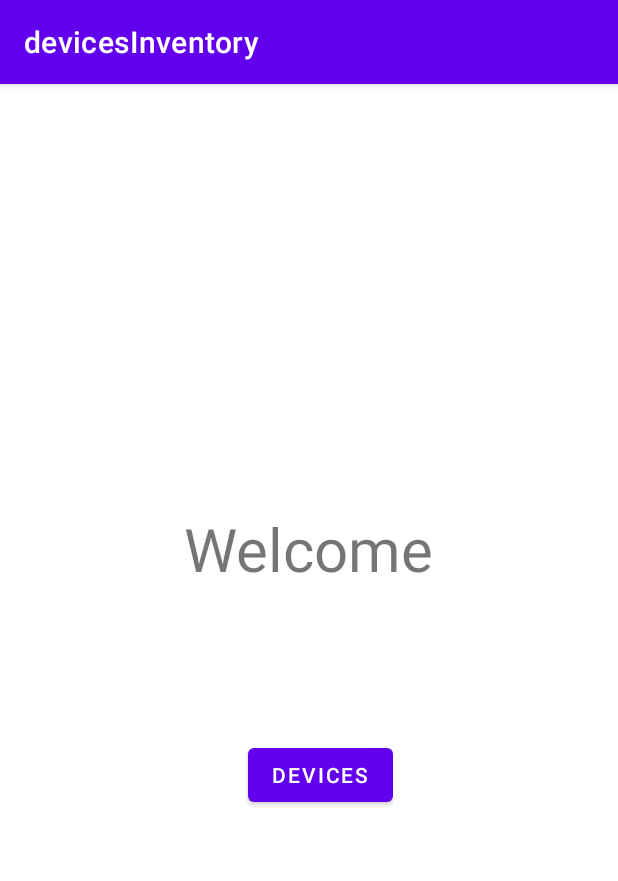
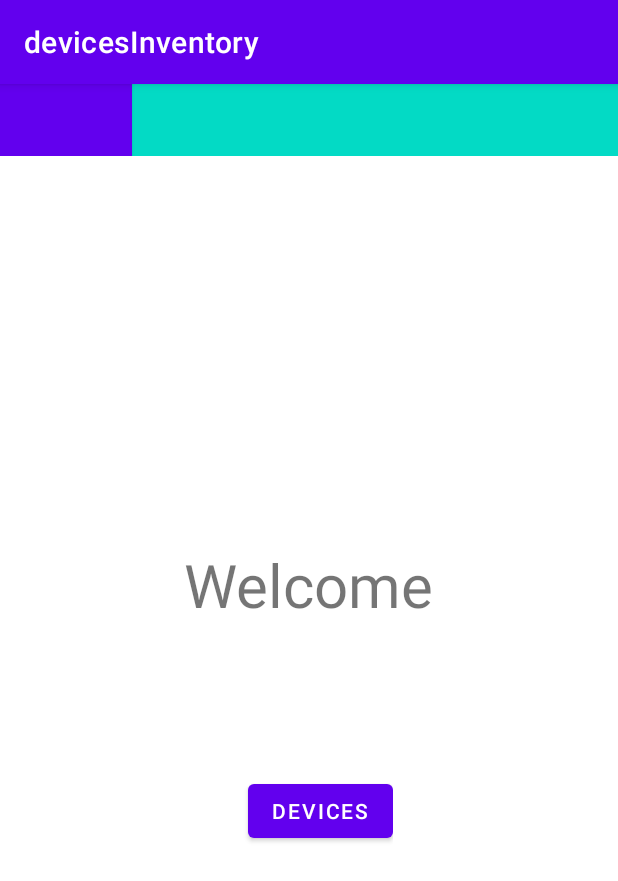
Before and after one commit to Lolean/deviceInventory, an Android app: the MainActivity screen opened directly, with no data from a screen before it, on a phone screen of 412 x 824 dp. Shown: the top 881 px of the screen. Run offline under Robolectric (Android 15) with nearby library versions, the phone set to English and light mode, and no system bars.

```diff
--- a/app/src/main/java/com/example/devicesinventory/MainActivity.kt
+++ b/app/src/main/java/com/example/devicesinventory/MainActivity.kt
@@ -2,10 +2,32 @@ package com.example.devicesinventory
 
 import androidx.appcompat.app.AppCompatActivity
 import android.os.Bundle
+import androidx.fragment.app.Fragment
+import com.example.devicesinventory.databinding.ActivityMenuBinding
+import com.example.devicesinventory.databinding.MainMenufragmentBinding
+import com.example.devicesinventory.fragment.MainMenuFragment
 
 class MainActivity : AppCompatActivity() {
+
+    lateinit var bindingActivity: ActivityMenuBinding
+    lateinit var bindingMenu: MainMenufragmentBinding
+    private var menuFragment = MainMenuFragment()
+
     override fun onCreate(savedInstanceState: Bundle?) {
         super.onCreate(savedInstanceState)
-        setContentView(R.layout.main_menufragment)
+        bindingActivity = ActivityMenuBinding.inflate(layoutInflater)
+        bindingMenu = MainMenufragmentBinding.inflate(layoutInflater)
+        setContentView(R.layout.activity_menu)
+        setFragment(menuFragment,false)
+    }
+
+    private fun setFragment(frg: Fragment, backstack: Boolean){
+
+        supportFragmentManager.beginTransaction().apply {
+            replace(bindingActivity.mainFlFragment.id, frg)
+            if(backstack) addToBackStack(null)
+            commit()
+        }
+
     }
 }
--- a/app/src/main/java/com/example/devicesinventory/data/Database.kt
+++ b/app/src/main/java/com/example/devicesinventory/data/Database.kt
@@ -1,6 +1,10 @@
 package com.example.devicesinventory.data
 
 import androidx.room.*
+import com.example.devicesinventory.device.Device
+import com.example.devicesinventory.device.DeviceDAO
+import com.example.devicesinventory.user.User
+import com.example.devicesinventory.user.UserDAO
 
 @androidx.room.Database(entities = [(User::class),(Device::class)],version = 1)
 abstract class Database : RoomDatabase() {
--- a/app/src/main/java/com/example/devicesinventory/data/DeviceDAO.kt
+++ b/app/src/main/java/com/example/devicesinventory/device/DeviceDAO.kt
@@ -1,4 +1,4 @@
-package com.example.devicesinventory.data
+package com.example.devicesinventory.device
 
 import androidx.room.*
 
--- /dev/null
+++ b/app/src/main/java/com/example/devicesinventory/fragment/MainMenuFragment.kt
@@ -0,0 +1,28 @@
+package com.example.devicesinventory.fragment
+
+import android.os.Bundle
+import androidx.fragment.app.Fragment
+import android.view.LayoutInflater
+import android.view.View
+import android.view.ViewGroup
+import com.example.devicesinventory.R
+import com.example.devicesinventory.databinding.MainMenufragmentBinding
+
+/**
+ * A simple [Fragment] subclass.
+ * Use the [MainMenuFragment.newInstance] factory method to
+ * create an instance of this fragment.
+ */
+class MainMenuFragment : Fragment(R.layout.main_menufragment) {
+
+    lateinit var binding: MainMenufragmentBinding
+
+    override fun onViewCreated(view: View, savedInstanceState: Bundle?) {
+        super.onViewCreated(view, savedInstanceState)
+        binding = MainMenufragmentBinding.bind(view)
+
+        }
+
+
+
+}
--- a/app/src/main/res/layout/activity_menu.xml
+++ b/app/src/main/res/layout/activity_menu.xml
@@ -1,8 +1,29 @@
 <?xml version="1.0" encoding="utf-8"?>
 <LinearLayout android:layout_height="match_parent"
     android:layout_width="match_parent"
-    xmlns:android="http://schemas.android.com/apk/res/android">
+    xmlns:android="http://schemas.android.com/apk/res/android"
+    android:orientation="vertical">
 
 
+<LinearLayout
+    android:id="@+id/main_navbar"
+    android:layout_width="match_parent"
+    android:layout_height="wrap_content"
+    android:orientation="horizontal"
+    android:background="@color/teal_200">
+
+    <Button
+        android:id="@+id/main_bt_topLeft"
+        android:layout_width="wrap_content"
+        android:layout_height="wrap_content"
+        android:background="@color/teal_700"
+        />
 
 </LinearLayout>
+
+    <FrameLayout
+        android:id="@+id/main_flFragment"
+        android:layout_width="match_parent"
+        android:layout_height="match_parent"/>
+
+</LinearLayout>
```
Also changed, not shown: app/src/main/java/com/example/devicesinventory/LoginActivity.kt (+23 -1 lines), app/src/main/java/com/example/devicesinventory/data/DatabaseOperator.kt (added, +43 -0 lines), app/src/main/java/com/example/devicesinventory/device/Device.kt (renamed from app/src/main/java/com/example/devicesinventory/data/Device.kt, +5 -4 lines), app/src/main/java/com/example/devicesinventory/fragment/FormFragment.kt (+32 -3 lines), app/src/main/java/com/example/devicesinventory/user/AdaptedUser.kt (added, +7 -0 lines), app/src/main/java/com/example/devicesinventory/user/User.kt (renamed from app/src/main/java/com/example/devicesinventory/data/User.kt, +5 -3 lines), app/src/main/java/com/example/devicesinventory/user/UserDAO.kt (renamed from app/src/main/java/com/example/devicesinventory/data/UserDAO.kt, +6 -2 lines).
